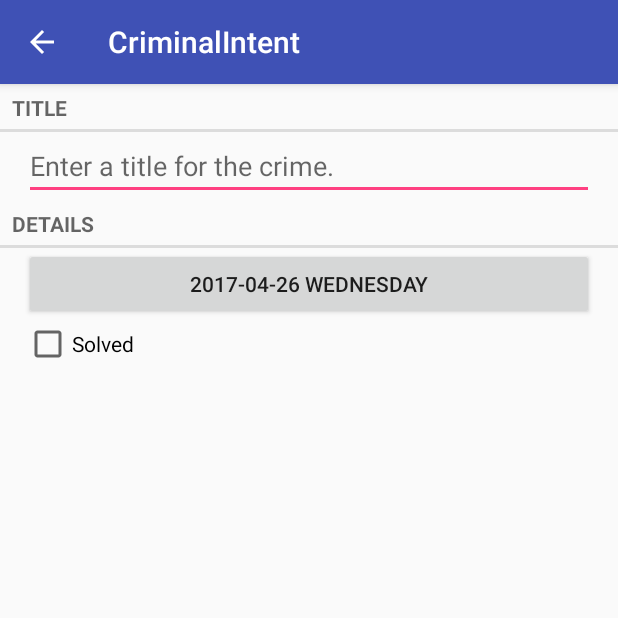
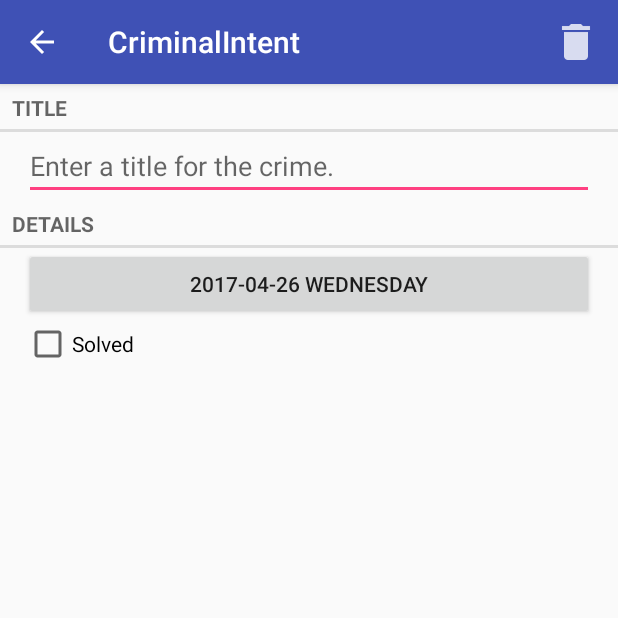
Before and after one commit to ssyijiu/AndroidGuide, an Android app: the screen it shows after launch (CrimePagerActivity), after a tap on "New Crime", on a phone screen of 412 x 824 dp, the top half of it. Run offline under Robolectric (Android 15) with nearby library versions, the phone set to English and light mode, and no system bars; our stand-ins replace ButterKnife.

Commit message:
完成笔记三

```diff
--- a/criminalintent/src/main/java/com/ssyijiu/criminalintent/CrimeFragment.java
+++ b/criminalintent/src/main/java/com/ssyijiu/criminalintent/CrimeFragment.java
@@ -2,9 +2,13 @@ package com.ssyijiu.criminalintent;
 
 import android.content.Intent;
 import android.os.Bundle;
+import android.support.annotation.Nullable;
 import android.support.v4.app.Fragment;
 import android.support.v4.app.FragmentManager;
 import android.text.Editable;
+import android.view.Menu;
+import android.view.MenuInflater;
+import android.view.MenuItem;
 import android.view.View;
 import android.widget.Button;
 import android.widget.CheckBox;
@@ -36,6 +40,12 @@ public class CrimeFragment extends BaseFragment {
 
     private Crime crime;
     public UUID id;
+
+
+    @Override public void onCreate(@Nullable Bundle savedInstanceState) {
+        super.onCreate(savedInstanceState);
+        setHasOptionsMenu(true);
+    }
 
 
     @Override protected void parseArguments(Bundle arguments) {
@@ -112,6 +122,29 @@ public class CrimeFragment extends BaseFragment {
     }
 
 
+    @Override public void onCreateOptionsMenu(Menu menu, MenuInflater inflater) {
+        super.onCreateOptionsMenu(menu, inflater);
+        inflater.inflate(R.menu.fragment_crime_delete,menu);
+    }
+
+
+    @Override public boolean onOptionsItemSelected(MenuItem item) {
+        switch (item.getItemId()) {
+            case R.id.menu_item_del_crime:
+                deleteCrime(crime);
+                return true;
+            default:
+                return super.onOptionsItemSelected(item);
+        }
+    }
+
+
+    private void deleteCrime(Crime crime) {
+        CrimeLab.get().getCrimeList().remove(crime);
+        context.finish();
+    }
+
+
     private void updateDate() {
         btnCrimeDate.setText(crime.getDate());
     }
--- a/criminalintent/src/main/java/com/ssyijiu/criminalintent/CrimeListFragment.java
+++ b/criminalintent/src/main/java/com/ssyijiu/criminalintent/CrimeListFragment.java
@@ -12,6 +12,7 @@ import android.view.Menu;
 import android.view.MenuInflater;
 import android.view.MenuItem;
 import android.view.View;
+import android.view.ViewStub;
 import butterknife.BindView;
 import com.ssyijiu.criminalintent.app.BaseFragment;
 import com.ssyijiu.criminalintent.bean.Crime;
@@ -25,10 +26,15 @@ import java.util.Iterator;
  * E-mail: lxmyijiu@163.com
  */
 
-public class CrimeListFragment extends BaseFragment {
+public class CrimeListFragment extends BaseFragment implements View.OnClickListener {
 
     public static final int REQUEST_CODE_CRIME = 0;
-    @BindView(R.id.rv_crime) RecyclerView crimeRecycler;
+    private static final String SAVED_SUBTITLE_VISIBLE = "saved_subtitle_visible";
+
+    @BindView(R.id.rv_crime) RecyclerView recyclerCrime;
+    @BindView(R.id.stub_empty) ViewStub stubEmpty;
+
+
     private CrimeAdapter adapter;
     private boolean subtitleVisible;
 
@@ -45,7 +51,18 @@ public class CrimeListFragment extends BaseFragment {
 
 
     @Override protected void initViewAndData(View rootView, Bundle savedInstanceState) {
-        crimeRecycler.setLayoutManager(new LinearLayoutManager(context));
+        if(savedInstanceState != null) {
+            subtitleVisible = savedInstanceState.getBoolean(SAVED_SUBTITLE_VISIBLE);
+        }
+
+        recyclerCrime.setLayoutManager(new LinearLayoutManager(context));
+
+        // ViewStub 点击事件
+        stubEmpty.setOnInflateListener(new ViewStub.OnInflateListener() {
+            @Override public void onInflate(ViewStub stub, View inflated) {
+                inflated.setOnClickListener(CrimeListFragment.this);
+            }
+        });
         updateUI();
     }
 
@@ -61,9 +78,16 @@ public class CrimeListFragment extends BaseFragment {
             }
         }
 
+        // 是否显示 Empty 视图
+        if(CrimeLab.get().getCrimeList().isEmpty()) {
+            stubEmpty.setVisibility(View.VISIBLE);
+        } else {
+            stubEmpty.setVisibility(View.INVISIBLE);
+        }
+
         if (adapter == null) {
             adapter = new CrimeAdapter(CrimeLab.get().getCrimeList(),this);
-            crimeRecycler.setAdapter(adapter);
+            recyclerCrime.setAdapter(adapter);
         } else {
             adapter.notifyDataSetChanged();
         }
@@ -71,6 +95,13 @@ public class CrimeListFragment extends BaseFragment {
         updateSubtitle();
 
     }
+
+
+    @Override public void onSaveInstanceState(Bundle outState) {
+        super.onSaveInstanceState(outState);
+        outState.putBoolean(SAVED_SUBTITLE_VISIBLE,subtitleVisible);
+    }
+
 
     @Override public void onActivityResult(int requestCode, int resultCode, Intent data) {
         if(requestCode == REQUEST_CODE_CRIME
@@ -98,10 +129,7 @@ public class CrimeListFragment extends BaseFragment {
     @Override public boolean onOptionsItemSelected(MenuItem item) {
         switch (item.getItemId()) {
             case R.id.menu_item_new_crime:
-                Crime crime = new Crime();
-                addCrime(crime);
-                Intent intent = CrimePagerActivity.newIntent(context,crime.id,indexOfCrime(crime));
-                startActivityForResult(intent,REQUEST_CODE_CRIME);
+                newCrime();
                 return true;
             case R.id.menu_item_show_subtitle:
                 subtitleVisible = !subtitleVisible;
@@ -115,11 +143,22 @@ public class CrimeListFragment extends BaseFragment {
 
     }
 
+
+    private void newCrime() {Crime crime = new Crime();
+        addCrime(crime);
+        Intent intent = CrimePagerActivity.newIntent(context,crime.id,indexOfCrime(crime));
+        startActivityForResult(intent,REQUEST_CODE_CRIME);
+    }
+
+
     /** 更新子标题 */
     private void updateSubtitle() {
 
-        int crimeCount = CrimeLab.get().getCrimeList().size();
-        String subtitle = getString(R.string.subtitle_format, crimeCount);
+        int crimeSize = CrimeLab.get().getCrimeList().size();
+
+        String subtitle = getResources()
+            .getQuantityString(R.plurals.subtitle_plural, crimeSize, crimeSize);
+
         AppCompatActivity activity = (AppCompatActivity) context;
         ActionBar actionBar = activity.getSupportActionBar();
 
@@ -139,4 +178,14 @@ public class CrimeListFragment extends BaseFragment {
     private int indexOfCrime(Crime crime) {
         return CrimeLab.get().getCrimeList().indexOf(crime);
     }
+
+
+    @Override public void onClick(View v) {
+        switch (v.getId()) {
+            case R.id.recycler_empty:
+                newCrime();
+                break;
+            default:
+        }
+    }
 }
--- /dev/null
+++ b/criminalintent/src/main/res/menu/fragment_crime_delete.xml
@@ -0,0 +1,11 @@
+<?xml version="1.0" encoding="utf-8"?>
+<menu xmlns:android="http://schemas.android.com/apk/res/android"
+    xmlns:app="http://schemas.android.com/apk/res-auto"
+    >
+    <item
+        android:id="@+id/menu_item_del_crime"
+        android:icon="@drawable/ic_menu_detele"
+        android:title="@string/del_crime"
+        app:showAsAction="ifRoom"/>
+
+</menu>
--- a/criminalintent/src/main/res/values/strings.xml
+++ b/criminalintent/src/main/res/values/strings.xml
@@ -9,8 +9,14 @@
     <string name="date_picker_title">Date of crime:</string>
 
     <string name="new_crime">New Crime</string>
+    <string name="del_crime">DELETE</string>
     <string name="show_subtitle">Show Subtitle</string>
     <string name="hide_subtitle">Hide Subtitle</string>
     <string name="subtitle_format">%1$s crimes </string>
 
+    <plurals name="subtitle_plural">
+        <item quantity="one">%1$s crime</item>
+        <item quantity="other">%1$s crimes</item>
+    </plurals>
+
 </resources>
```
Also changed, not shown: criminalintent/src/main/res/drawable/ic_empty.xml (added, +10 -0 lines), criminalintent/src/main/res/layout/fragment_crime_list.xml (+18 -3 lines), criminalintent/src/main/res/layout/recycler_empty.xml (added, +8 -0 lines), criminalintent/src/main/res/drawable-hdpi/ic_menu_detele.png (added), criminalintent/src/main/res/drawable-mdpi/ic_menu_detele.png (added), criminalintent/src/main/res/drawable-xhdpi/ic_menu_detele.png (added), criminalintent/src/main/res/drawable-xxhdpi/ic_menu_detele.png (added), 2 other files.
